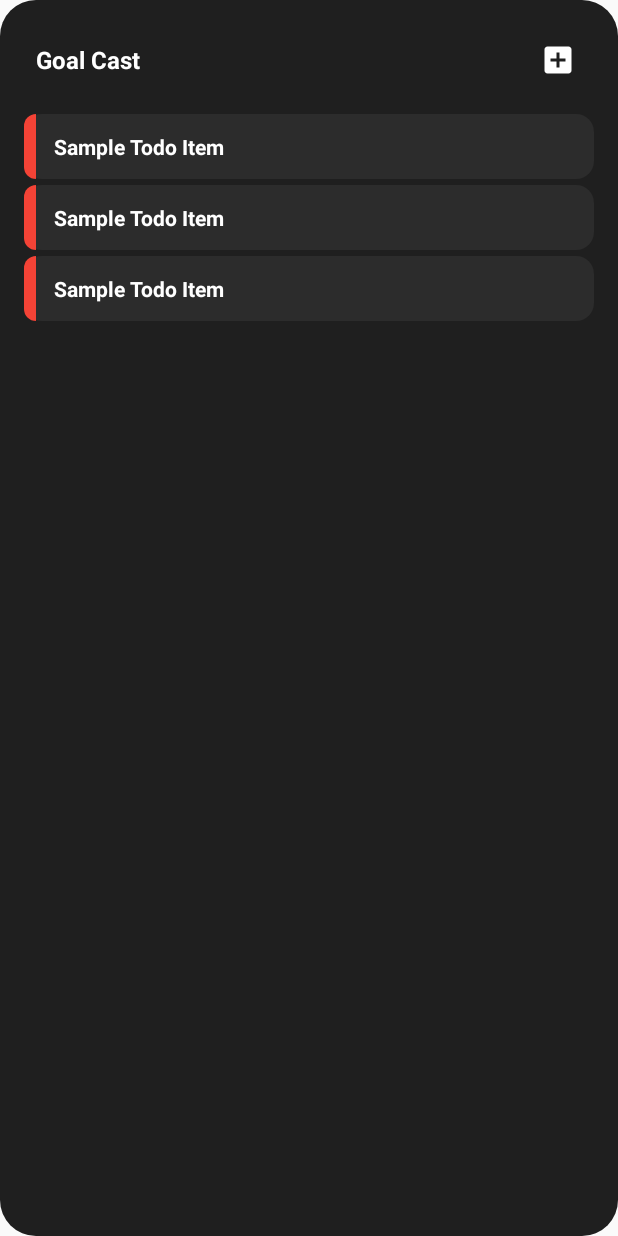
After one commit to adityasood04/GoalCast, an Android app built with Jetpack Compose: the layout todo_widget.xml on its own in the app's theme, with its tools: preview values and no code run, on a phone screen of 412 x 824 dp. The commit adds this screen. Run offline under Robolectric (Android 15) with nearby library versions, the phone set to English and light mode, and no system bars.

Commit message:
feat : implement widget functionality

```diff
--- a/app/src/main/java/com/example/goalcast/MainActivity.kt
+++ b/app/src/main/java/com/example/goalcast/MainActivity.kt
@@ -15,15 +15,19 @@ import dagger.hilt.android.AndroidEntryPoint
 class MainActivity : ComponentActivity() {
     override fun onCreate(savedInstanceState: Bundle?) {
         super.onCreate(savedInstanceState)
+        val openAddTodoSheet = intent.getBooleanExtra(OPEN_ADD_TODO_SHEET, false)
         setContent {
             GoalCastTheme {
                 Surface(
                     modifier = Modifier.fillMaxSize(),
                     color = MaterialTheme.colorScheme.background
                 ) {
-                    MainScreen()
+                    MainScreen(openAddTodoSheet = openAddTodoSheet)
                 }
             }
         }
     }
+    companion object {
+        const val OPEN_ADD_TODO_SHEET = "open_add_todo_sheet"
+    }
 }
--- /dev/null
+++ b/app/src/main/res/layout/todo_widget.xml
@@ -0,0 +1,62 @@
+<?xml version="1.0" encoding="utf-8"?>
+<LinearLayout xmlns:android="http://schemas.android.com/apk/res/android"
+    xmlns:tools="http://schemas.android.com/tools"
+    android:layout_width="match_parent"
+    android:layout_height="match_parent"
+    android:background="@drawable/widget_background_shape"
+    android:orientation="vertical"
+    android:padding="16dp">
+
+    <LinearLayout
+        android:id="@+id/widget_header"
+        android:layout_width="match_parent"
+        android:layout_height="wrap_content"
+        android:layout_marginBottom="12dp"
+        android:background="?android:attr/selectableItemBackground"
+        android:gravity="center_vertical"
+        android:orientation="horizontal"
+        android:padding="8dp">
+
+        <TextView
+            android:layout_width="0dp"
+            android:layout_height="wrap_content"
+            android:layout_weight="1"
+            android:text="Goal Cast"
+            android:textColor="@color/widget_text_primary"
+            android:textSize="16sp"
+            android:textStyle="bold" />
+
+        <ImageButton
+            android:id="@+id/widget_refresh_button"
+            android:layout_width="32dp"
+            android:layout_height="32dp"
+            android:layout_marginEnd="8dp"
+            android:background="?android:attr/selectableItemBackgroundBorderless"
+            android:contentDescription="Refresh"
+            android:scaleType="centerInside"
+            android:src="@drawable/ic_refresh"
+            android:visibility="gone" />
+
+        <ImageButton
+            android:id="@+id/widget_add_button"
+            android:layout_width="32dp"
+            android:layout_height="32dp"
+            android:background="?android:attr/selectableItemBackgroundBorderless"
+            android:contentDescription="Add Goal"
+            android:scaleType="centerInside"
+            android:src="@drawable/ic_add" />
+
+    </LinearLayout>
+
+    <ListView
+        android:id="@+id/widget_list_view"
+        android:layout_width="match_parent"
+        android:layout_height="match_parent"
+        android:divider="@null"
+        android:dividerHeight="4dp"
+        android:scrollbars="none"
+        android:smoothScrollbar="true"
+        tools:listitem="@layout/widget_todo_item" />
+
+
+</LinearLayout>
--- a/app/src/main/res/values/strings.xml
+++ b/app/src/main/res/values/strings.xml
@@ -1,4 +1,6 @@
 <resources>
     <string name="app_name">GoalCast</string>
     <string name="widget_description">See your daily goals at a glance.</string>
+    <string name="mark_as_complete">Mark as complete</string>
+    <string name="priority_color">priority_color</string>
 </resources>
```
Also changed, not shown: app/src/main/AndroidManifest.xml (+24 -4 lines), app/src/main/java/com/example/goalcast/data/AppDatabase.kt (+19 -2 lines), app/src/main/java/com/example/goalcast/data/Todo.kt (+14 -3 lines), app/src/main/java/com/example/goalcast/data/TodoDao.kt (+7 -3 lines), app/src/main/java/com/example/goalcast/di/AppModule.kt (+3 -9 lines), app/src/main/java/com/example/goalcast/ui/main/MainScreen.kt (+7 -21 lines), app/src/main/java/com/example/goalcast/ui/main/MainViewModel.kt (+9 -1 lines), app/src/main/java/com/example/goalcast/widget/BootReceiver.kt (added, +13 -0 lines), app/src/main/java/com/example/goalcast/widget/GoalcastWidget.kt (deleted, +0 -56 lines), app/src/main/java/com/example/goalcast/widget/GoalcastWidgetReceiver.kt (deleted, +0 -9 lines), app/src/main/java/com/example/goalcast/widget/TodoWidgetProvider.kt (added, +153 -0 lines), app/src/main/java/com/example/goalcast/widget/TodoWidgetService.kt (added, +13 -0 lines), app/src/main/java/com/example/goalcast/widget/TodoWidgetViewsFactory.kt (added, +106 -0 lines), app/src/main/java/com/example/goalcast/widget/WidgetUpdateHelper.kt (added, +13 -0 lines), 3 more files.
